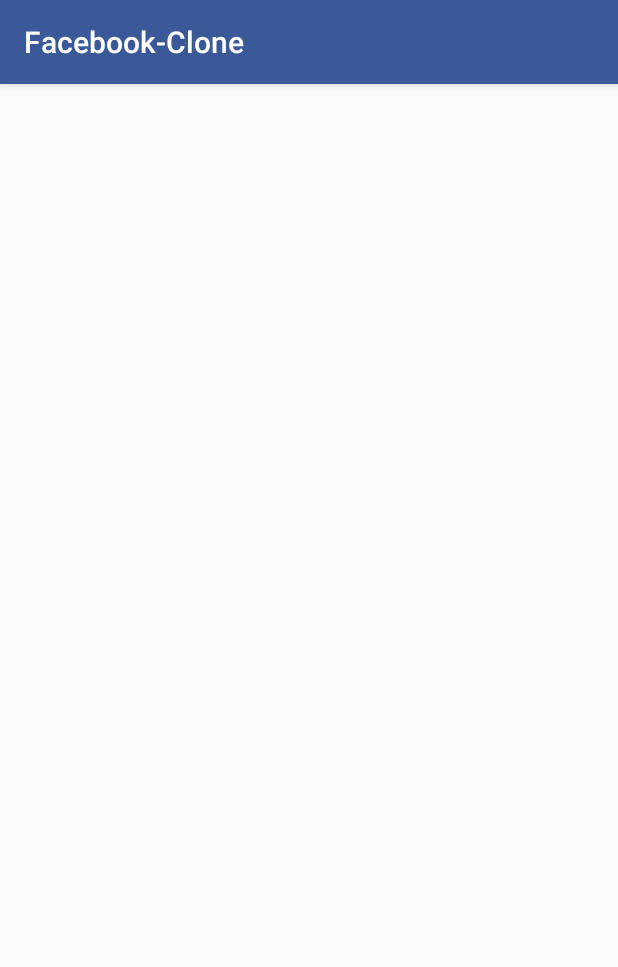
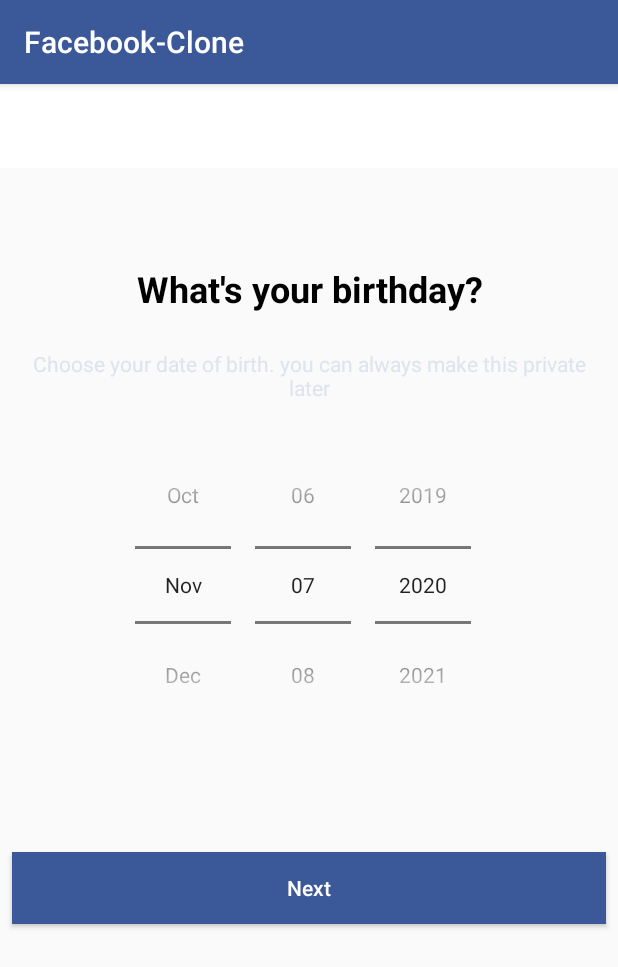
Before and after one commit to eslamalaaeddin/FacebookLike, an Android app: the fragment BirthdayFragment shown on its own in the app's theme, on a phone screen of 412 x 824 dp. Shown: the top 967 px of the screen. Run offline under Robolectric (Android 15) with nearby library versions, the light colour scheme and no system bars.

Commit message:
implementing user birthday fragment

```diff
--- a/app/src/main/res/layout/fragment_birthday.xml
+++ b/app/src/main/res/layout/fragment_birthday.xml
@@ -1,6 +1,62 @@
 <?xml version="1.0" encoding="utf-8"?>
-<androidx.constraintlayout.widget.ConstraintLayout
-    xmlns:android="http://schemas.android.com/apk/res/android" android:layout_width="match_parent"
-    android:layout_height="match_parent">
+<LinearLayout xmlns:android="http://schemas.android.com/apk/res/android"
+    xmlns:app="http://schemas.android.com/apk/res-auto"
+    android:layout_width="match_parent"
+    android:layout_height="match_parent"
+    android:orientation="vertical">
 
-</androidx.constraintlayout.widget.ConstraintLayout>
+    <include layout="@layout/toolbar_layout" />
+
+    <LinearLayout
+        android:layout_width="match_parent"
+        android:layout_height="match_parent"
+        android:layout_marginTop="64dp"
+        android:orientation="vertical">
+
+        <TextView
+            android:layout_width="match_parent"
+            android:layout_height="wrap_content"
+            android:layout_marginBottom="8dp"
+            android:gravity="center"
+            android:text="What's your birthday?"
+            android:textColor="@color/black"
+            android:textSize="24sp"
+            android:textStyle="bold"
+
+            />
+
+        <TextView
+            android:layout_width="match_parent"
+            android:layout_height="wrap_content"
+            android:layout_margin="16dp"
+            android:layout_marginBottom="16dp"
+            android:gravity="center"
+            android:text="Choose your date of birth. you can always make this private later"
+            android:textColor="@color/medium_gray"
+            android:textSize="14sp"
+
+            />
+
+        <DatePicker
+            android:id="@+id/datePicker"
+            android:layout_width="wrap_content"
+            android:layout_height="wrap_content"
+            android:layout_gravity="center"
+            android:calendarViewShown="false"
+            android:layout_marginBottom="64dp"
+            android:datePickerMode="spinner" />
+
+        <Button
+            android:id="@+id/nextButtonInNameFragment"
+            android:layout_width="match_parent"
+            android:layout_height="wrap_content"
+            android:layout_margin="8dp"
+            android:background="@color/medium_blue"
+            android:text="Next"
+            android:textAllCaps="false"
+            android:textColor="@color/white" />
+
+    </LinearLayout>
+
+
+</LinearLayout>
```
